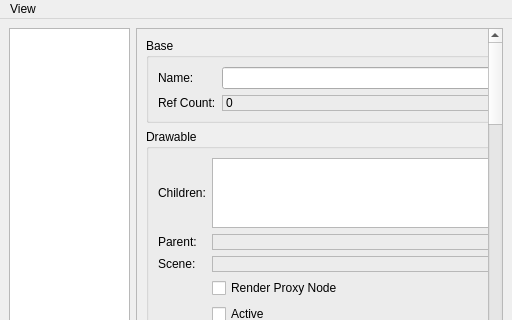
Qt form delta3d/src/dtInspectorQt/dtinspectorqt.ui (delta3d/delta3d) before a commit; both pictures show x 0 to 512 and y 0 to 320 of the 512 by 672 pixel window.
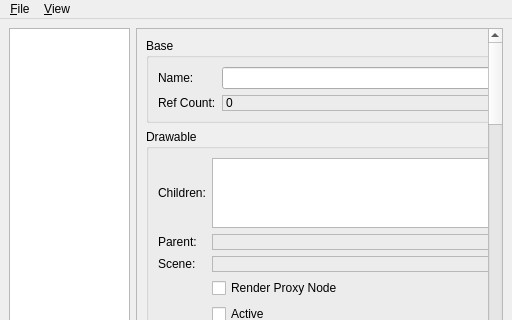
The same form after that commit.

Commit message: Added File->Close menu/shortcut to dtInspectorQt

Diff of the .ui file:
```diff
--- a/delta3d/src/dtInspectorQt/dtinspectorqt.ui
+++ b/delta3d/src/dtInspectorQt/dtinspectorqt.ui
@@ -2954,10 +2954,17 @@
    </property>
    <widget class="QMenu" name="menuView">
     <property name="title">
-     <string>View</string>
+     <string>&amp;View</string>
     </property>
     <addaction name="actionRefresh_Item"/>
    </widget>
+   <widget class="QMenu" name="menuFile">
+    <property name="title">
+     <string>&amp;File</string>
+    </property>
+    <addaction name="actionClose"/>
+   </widget>
+   <addaction name="menuFile"/>
    <addaction name="menuView"/>
   </widget>
   <widget class="QStatusBar" name="statusbar"/>
```
Left out of the diff: 26 changed lines with no effect on the pictures. The commit also changes 1 other file.
